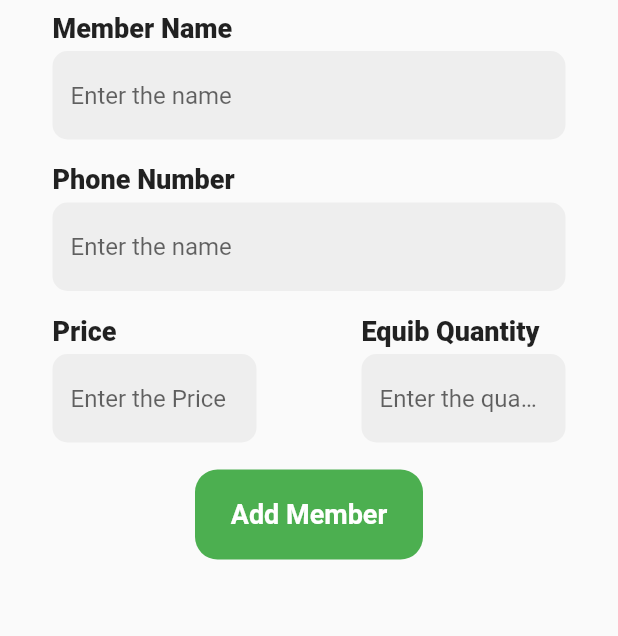
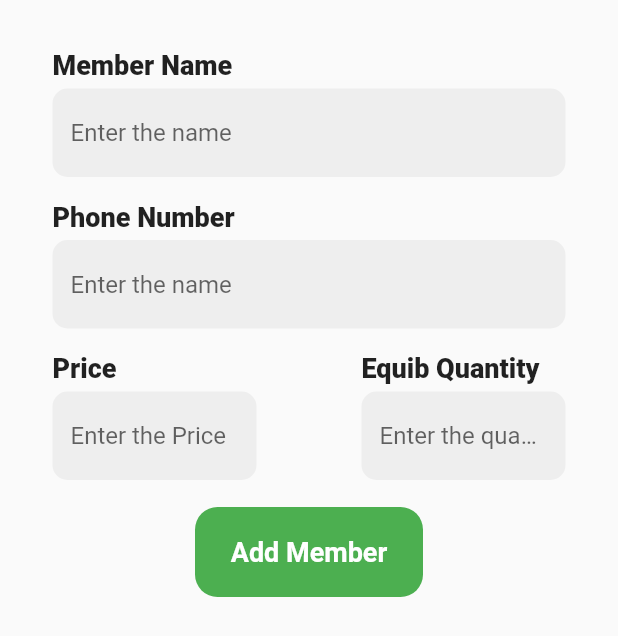
Before and after one commit to TrojanSystem/Equib, a Flutter app: the MemberRegistration screen opened directly, on a phone screen of 412 x 824 dp. Shown: the top 636 px of the screen. Run offline on Flutter 3.47's test engine with Material 2 defaults, Android fonts, the phone set to English and light mode, and no system bars; our stand-ins replace syncfusion_flutter_calendar.

Commit message:
Building Ux

```diff
--- a/lib/equip_input/daily_equib_input.dart
+++ b/lib/equip_input/daily_equib_input.dart
@@ -70,7 +70,7 @@ class _DailyEquibInputState extends State<DailyEquibInput> {
   @override
   Widget build(BuildContext context) {
     return Scaffold(
-      appBar: AppBar(),
+
       body: SingleChildScrollView(
         child: Form(
           key: formKey,
--- a/lib/equip_input/member_registration.dart
+++ b/lib/equip_input/member_registration.dart
@@ -44,7 +44,9 @@ class _MemberRegistrationState extends State<MemberRegistration> {
   @override
   Widget build(BuildContext context) {
     return Scaffold(
-      body: SingleChildScrollView(
+      body: Container(
+        margin: const EdgeInsets.only(top: 25),
+        child: SingleChildScrollView(
           child: Form(
             key: _formKey,
             child: Column(
@@ -285,6 +287,7 @@ class _MemberRegistrationState extends State<MemberRegistration> {
             ),
           ),
         ),
+      ),
     );
   }
 }
```
Lines whose indentation alone changed are shown as unchanged.
